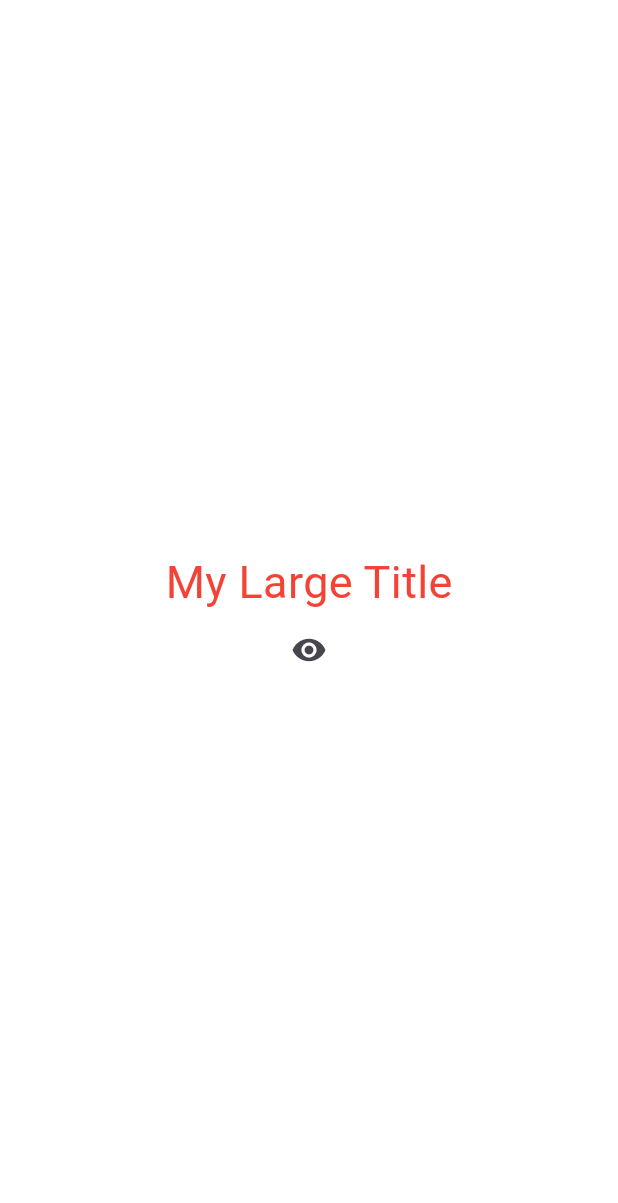
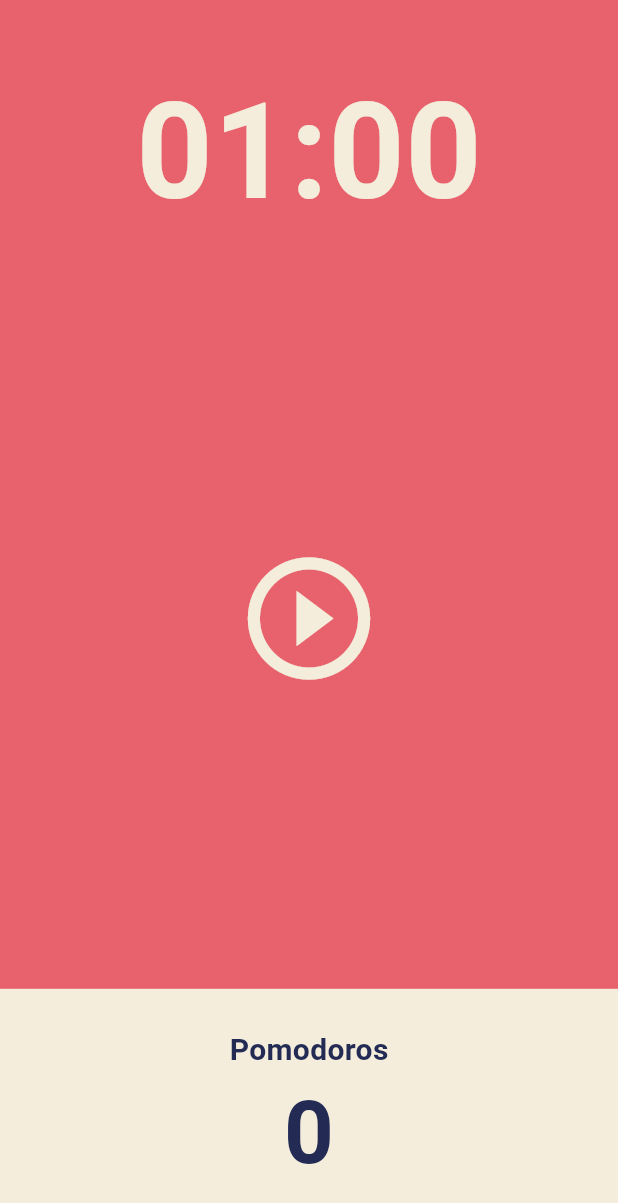
Before and after one commit to portal2312/toonflix, a Flutter app: the screen it shows after launch, on a phone screen of 412 x 824 dp. Shown: the top 1203 px of the screen. Run offline on Flutter 3.47's test engine with Material 3 defaults, Android fonts, the phone set to English and light mode, and no system bars.

Commit message:
5.0. User Interface

```diff
--- a/lib/main.dart
+++ b/lib/main.dart
@@ -1,89 +1,40 @@
 import 'package:flutter/material.dart';
+import 'package:toonflix/screens/home_screen.dart';
 
 void main() {
   runApp(const App());
 }
 
-class App extends StatefulWidget {
+class App extends StatelessWidget {
   const App({super.key});
-
-  @override
-  State<App> createState() => _AppState();
-}
-
-class _AppState extends State<App> {
-  bool showTitle = true;
-
-  void toggleTitle() {
-    setState(() {
-      showTitle = !showTitle;
-    });
-  }
 
   @override
   Widget build(BuildContext context) {
     return MaterialApp(
       theme: ThemeData(
+        cardColor: const Color(0xFFF4EDDB),
+        colorScheme: const ColorScheme(
+          background: Color(0xFFE7626C),
+          brightness: Brightness.light,
+          primary: Color(0xFFFFFFFF),
+          onPrimary: Color(0xFFFFFFFF),
+          secondary: Color(0xFFFFFFFF),
+          onSecondary: Color(0xFFFFFFFF),
+          error: Color(0xFFFFFFFF),
+          onError: Color(0xFFFFFFFF),
+          onBackground: Color(0xFFFFFFFF),
+          surface: Color(0xFFFFFFFF),
+          onSurface: Color(0xFFFFFFFF),
+        ),
         textTheme: const TextTheme(
-          titleLarge: TextStyle(
-            color: Colors.red,
+          displayLarge: TextStyle(
+            color: Color(0xFF232B55),
           ),
         ),
       ),
-      home: Scaffold(
-        backgroundColor: Colors.white,
-        body: Center(
-          child: Column(
-            mainAxisAlignment: MainAxisAlignment.center,
-            children: [
-              showTitle ? const MyLargeTitle() : const Text('nothing'),
-              IconButton(
-                onPressed: toggleTitle,
-                icon: const Icon(Icons.remove_red_eye),
-              ),
-            ],
-          ),
-        ),
+      home: const Scaffold(
+        body: HomeScreen(),
       ),
     );
   }
 }
-
-class MyLargeTitle extends StatefulWidget {
-  const MyLargeTitle({
-    super.key,
-  });
-
-  @override
-  State<MyLargeTitle> createState() => _MyLargeTitleState();
-}
-
-class _MyLargeTitleState extends State<MyLargeTitle> {
-  int count = 0;
-
-  @override
-  void initState() {
-    super.initState();
-    // API 갱신 또는 이벤트 리스너로부터 구독을 취소
-    print('initState');
-  }
-
-  @override
-  void dispose() {
-    super.dispose();
-    // API 갱신 또는 이벤트 리스너로부터 구독을 취소
-    print('dispose');
-  }
-
-  @override
-  Widget build(BuildContext context) {
-    print('build');
-    return Text(
-      'My Large Title',
-      style: TextStyle(
-        color: Theme.of(context).textTheme.titleLarge!.color,
-        fontSize: 30,
-      ),
-    );
-  }
-}
--- /dev/null
+++ b/lib/screens/home_screen.dart
@@ -0,0 +1,85 @@
+import 'package:flutter/material.dart';
+
+class HomeScreen extends StatefulWidget {
+  const HomeScreen({super.key});
+
+  @override
+  State<HomeScreen> createState() => _HomeScreenState();
+}
+
+class _HomeScreenState extends State<HomeScreen> {
+  @override
+  Widget build(BuildContext context) {
+    return Scaffold(
+      backgroundColor: Theme.of(context).colorScheme.background,
+      body: Column(
+        children: [
+          Flexible(
+            flex: 1,
+            child: Container(
+              alignment: Alignment.bottomCenter,
+              child: Text(
+                '01:00',
+                style: TextStyle(
+                  color: Theme.of(context).cardColor,
+                  fontSize: 89,
+                  fontWeight: FontWeight.w600,
+                ),
+              ),
+            ),
+          ),
+          Flexible(
+            flex: 3,
+            child: Center(
+              child: IconButton(
+                color: Theme.of(context).cardColor,
+                icon: const Icon(
+                  Icons.play_circle_outline,
+                ),
+                iconSize: 98,
+                onPressed: () {},
+              ),
+            ),
+          ),
+          Flexible(
+            flex: 1,
+            child: Row(
+              children: [
+                Expanded(
+                  child: Container(
+                    decoration: BoxDecoration(
+                      color: Theme.of(context).cardColor,
+                    ),
+                    child: Column(
+                      mainAxisAlignment: MainAxisAlignment.center,
+                      children: [
+                        Text(
+                          'Pomodoros',
+                          style: TextStyle(
+                            color:
+                                Theme.of(context).textTheme.displayLarge?.color,
+                            fontSize: 20,
+                            fontWeight: FontWeight.w600,
+                          ),
+                        ),
+                        Text(
+                          '0',
+                          style: TextStyle(
+                            color:
+                                Theme.of(context).textTheme.displayLarge?.color,
+                            fontSize: 58,
+                            fontWeight: FontWeight.w600,
+                          ),
+                        ),
+                      ],
+                    ),
+                  ),
+                ),
+              ],
+            ),
+          ),
+        ],
+      ),
+    );
+  }
+}
```
Also changed, not shown: lib/widgets/button.dart (deleted, +0 -37 lines), lib/widgets/currency_card.dart (deleted, +0 -91 lines).
